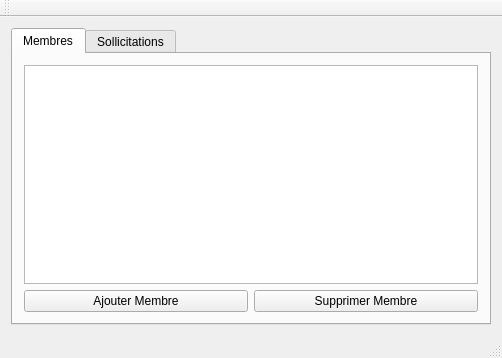
Before: the Qt Designer form mainwindow.ui in redaaa99/Gestion-Association-Ensa, drawn with Qt 5.
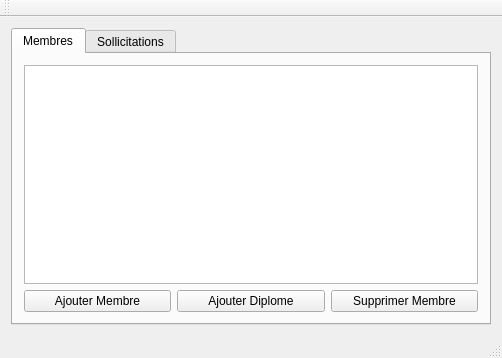
After: the same form once the commit is applied. The open tabs and pages were chosen to show the change.

Patch:
```diff
--- a/mainwindow.ui
+++ b/mainwindow.ui
@@ -25,23 +25,30 @@
         <string>Membres</string>
        </attribute>
        <layout class="QGridLayout" name="gridLayout_2">
-        <item row="1" column="1">
-         <widget class="QPushButton" name="pushButton_2">
-          <property name="text">
-           <string>Supprimer Membre</string>
-          </property>
-         </widget>
-        </item>
-        <item row="1" column="0">
+        <item row="2" column="0">
          <widget class="QPushButton" name="pushButton">
           <property name="text">
            <string>Ajouter Membre</string>
           </property>
          </widget>
         </item>
-        <item row="0" column="0" colspan="2">
+        <item row="2" column="2">
+         <widget class="QPushButton" name="pushButton_2">
+          <property name="text">
+           <string>Supprimer Membre</string>
+          </property>
+         </widget>
+        </item>
+        <item row="0" column="0" colspan="3">
          <widget class="QTableView" name="tableView"/>
         </item>
+        <item row="2" column="1">
+         <widget class="QPushButton" name="pushButton_3">
+          <property name="text">
+           <string>Ajouter Diplome</string>
+          </property>
+         </widget>
+        </item>
        </layout>
       </widget>
       <widget class="QWidget" name="tab_2">
```
Left out of the diff: 9 changed lines with no effect on the pictures.
